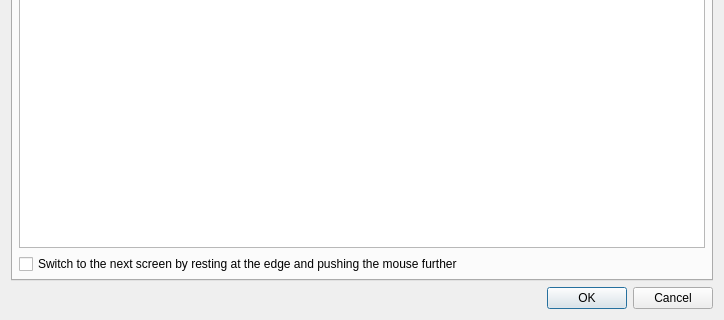
Above: src/lib/gui/dialogs/ServerConfigDialog.ui from wood-sheep/deskflow before the change; both pictures show x 0 to 724 and y 266 to 586 of the 724 by 586 pixel window. Below: the same form after it.
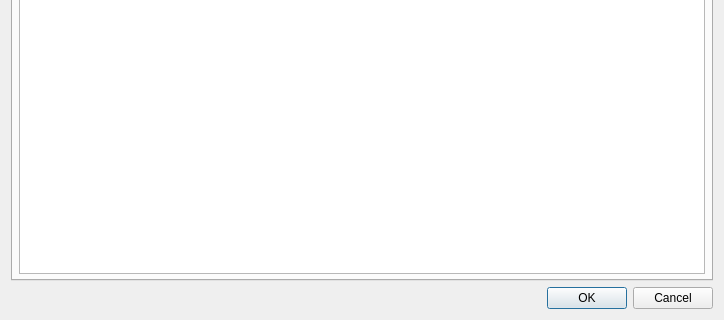
That is the form after the change. Icons and pictures are not drawn. Custom widgets are drawn as their Qt base class.

Commit message:
revert: edge-dwell arrow hint + push-to-switch (breaks edge crossing)
The dwell-then-push switching blocked normal cross-edge movement on macOS
(the dwell branch returned early instead of switching), leaving the cursor
stuck on the server screen. Remove the PrimaryScreenEdgePush event, the
dwell state machine, the EdgeArrowOverlay, and the config plumbing so the
plain cross-edge switch behavior is fully restored. Clipboard image
sharing (TIFF converter + 10 MiB limit) is kept.

```diff
--- a/src/lib/gui/dialogs/ServerConfigDialog.ui
+++ b/src/lib/gui/dialogs/ServerConfigDialog.ui
@@ -161,16 +161,6 @@
          </property>
         </widget>
        </item>
-       <item>
-        <widget class="QCheckBox" name="cbSwitchGesture">
-         <property name="text">
-          <string>Switch to the next screen by resting at the edge and pushing the mouse further</string>
-         </property>
-         <property name="toolTip">
-          <string>When enabled, holding the cursor at a screen edge shows an arrow hint; keep pushing the mouse to move to the adjacent computer. When disabled, crossing the edge switches immediately.</string>
-         </property>
-        </widget>
-       </item>
       </layout>
      </widget>
      <widget class="QWidget" name="tabHotkeys">
```
The commit also changes 19 other files.
